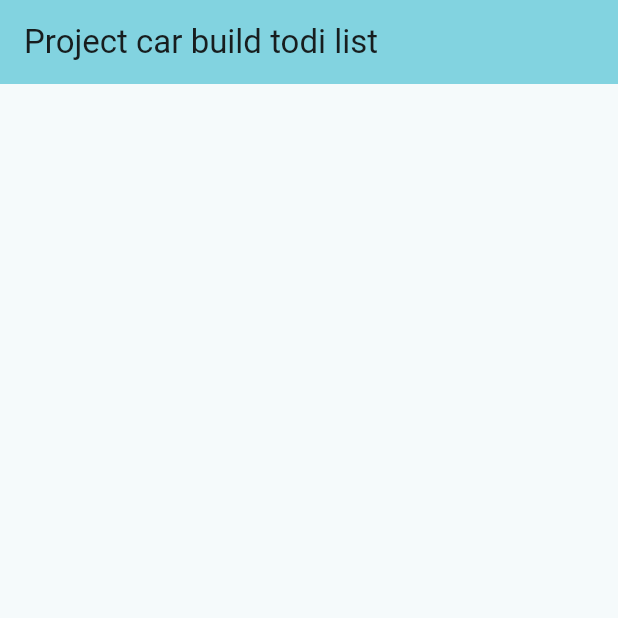
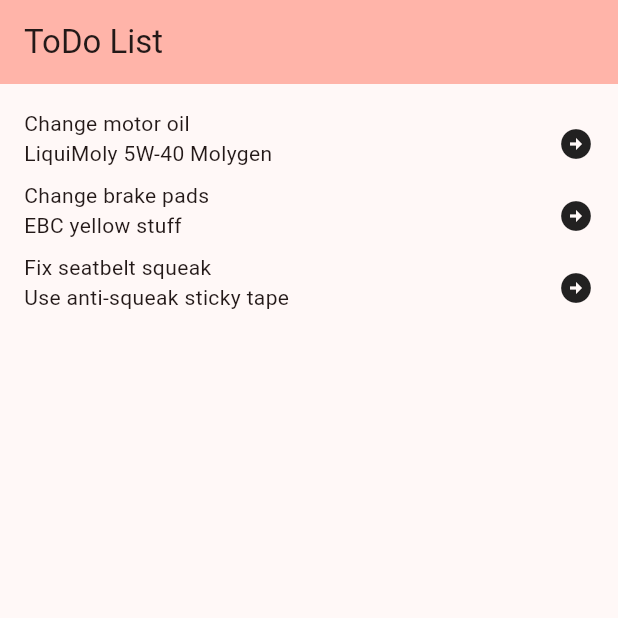
Before and after one commit to deeeznuds/carlist, a Flutter app: the screen it shows after launch, on a phone screen of 412 x 824 dp, the top half of it. Run offline on Flutter 3.47's test engine with Material 2 defaults, Android fonts, the phone set to English and light mode, and no system bars.

Commit message:
feat: create main screens

```diff
--- a/lib/main.dart
+++ b/lib/main.dart
@@ -1,3 +1,5 @@
+import 'package:carlist/screens/todo_item_create_screen.dart';
+import 'package:carlist/screens/todo_items_list_screen.dart';
 import 'package:flutter/material.dart';
 
 void main() {
@@ -11,33 +13,15 @@
   Widget build(BuildContext context) {
     return MaterialApp(
       title: 'CarList',
+      debugShowCheckedModeBanner: false,
       theme: ThemeData(
-        colorScheme: ColorScheme.fromSeed(seedColor: Colors.grey),
+        colorScheme: ColorScheme.fromSeed(seedColor: Colors.red),
         useMaterial3: true,
       ),
-      home: const Home(title: 'Project car build todi list'),
+      routes: {
+        '/': (context) => const ToDoItemsListScreen(),
+        '/create': (context) => const ToDoItemCreateScreen(),
+      },
     );
   }
 }
-
-class Home extends StatefulWidget {
-  const Home({super.key, required this.title});
-
-  final String title;
-
-  @override
-  State<Home> createState() => _HomeState();
-}
-
-class _HomeState extends State<Home> {
-  @override
-  Widget build(BuildContext context) {
-    return Scaffold(
-      appBar: AppBar(
-        backgroundColor: Theme.of(context).colorScheme.inversePrimary,
-        title: Text(widget.title),
-      ),
-      body: const SizedBox(),
-    );
-  }
-}
--- /dev/null
+++ b/lib/screens/todo_item_create_screen.dart
@@ -0,0 +1,20 @@
+import 'package:flutter/material.dart';
+
+class ToDoItemCreateScreen extends StatelessWidget {
+  const ToDoItemCreateScreen({super.key});
+
+  @override
+  Widget build(BuildContext context) {
+    return Scaffold(
+      appBar: AppBar(
+        backgroundColor: Theme.of(context).colorScheme.inversePrimary,
+        title: const Text('New ToDo'),
+      ),
+      body: const Column(
+        children: [
+          TextField(),
+        ],
+      ),
+    );
+  }
+}
--- /dev/null
+++ b/lib/screens/todo_items_list_screen.dart
@@ -0,0 +1,90 @@
+import 'package:flutter/material.dart';
+
+class ToDoItemsListScreen extends StatelessWidget {
+  const ToDoItemsListScreen({super.key});
+
+  static final List<ToDoListItem> toDoItems = [
+    ToDoListItem(
+      title: 'Change motor oil',
+      subtitle: 'LiquiMoly 5W-40 Molygen',
+    ),
+    ToDoListItem(
+      title: 'Change brake pads',
+      subtitle: 'EBC yellow stuff',
+    ),
+    ToDoListItem(
+      title: 'Fix seatbelt squeak',
+      subtitle: 'Use anti-squeak sticky tape',
+    ),
+  ];
+
+  @override
+  Widget build(BuildContext context) {
+    return Scaffold(
+      appBar: AppBar(
+        backgroundColor: Theme.of(context).colorScheme.inversePrimary,
+        title: const Text('ToDo List'),
+      ),
+      body: Padding(
+        padding: const EdgeInsets.all(16),
+        child: Column(
+          children: [
+            Expanded(
+              child: ListView.builder(
+                itemCount: toDoItems.length,
+                itemBuilder: (ctx, index) => ToDoListItemWidget(
+                  title: toDoItems[index].title,
+                  subtitle: toDoItems[index].subtitle,
+                ),
+              ),
+            ),
+          ],
+        ),
+      ),
+    );
+  }
+}
+
+class ToDoListItemWidget extends StatelessWidget {
+  final String title;
+  final String subtitle;
+
+  const ToDoListItemWidget({
+    super.key,
+    required this.title,
+    required this.subtitle,
+  });
+
+  @override
+  Widget build(BuildContext context) {
+    return GestureDetector(
+      onTap: () => Navigator.of(context).pushNamed('/create'),
+      child: Row(
+        mainAxisAlignment: MainAxisAlignment.spaceBetween,
+        children: [
+          Padding(
+            padding: const EdgeInsets.only(bottom: 8),
+            child: Column(
+              crossAxisAlignment: CrossAxisAlignment.start,
+              children: [
+                Text(title),
+                Text(subtitle),
+              ],
+            ),
+          ),
+          const Icon(Icons.arrow_circle_right),
+        ],
+      ),
+    );
+  }
+}
+
+class ToDoListItem {
+  final String title;
+  final String subtitle;
+
+  ToDoListItem({
+    required this.title,
+    required this.subtitle,
+  });
+}
```
